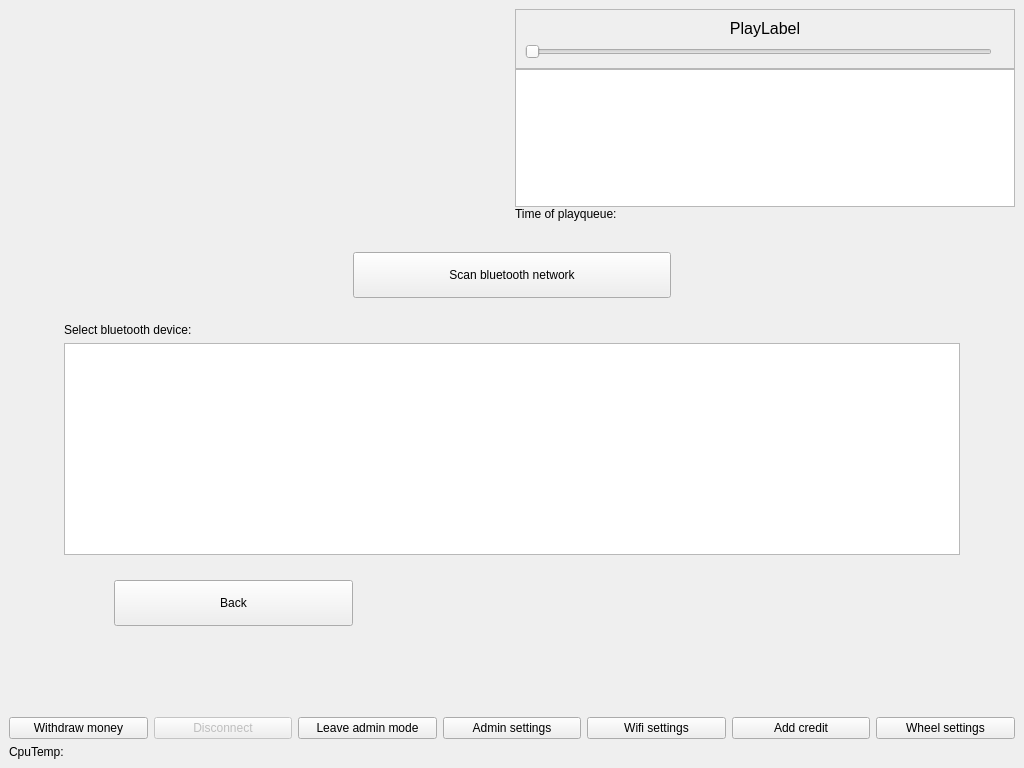
Qt form blue-app/ui/MainWindow.ui (matus-u/sz-bluetooth) before a commit.
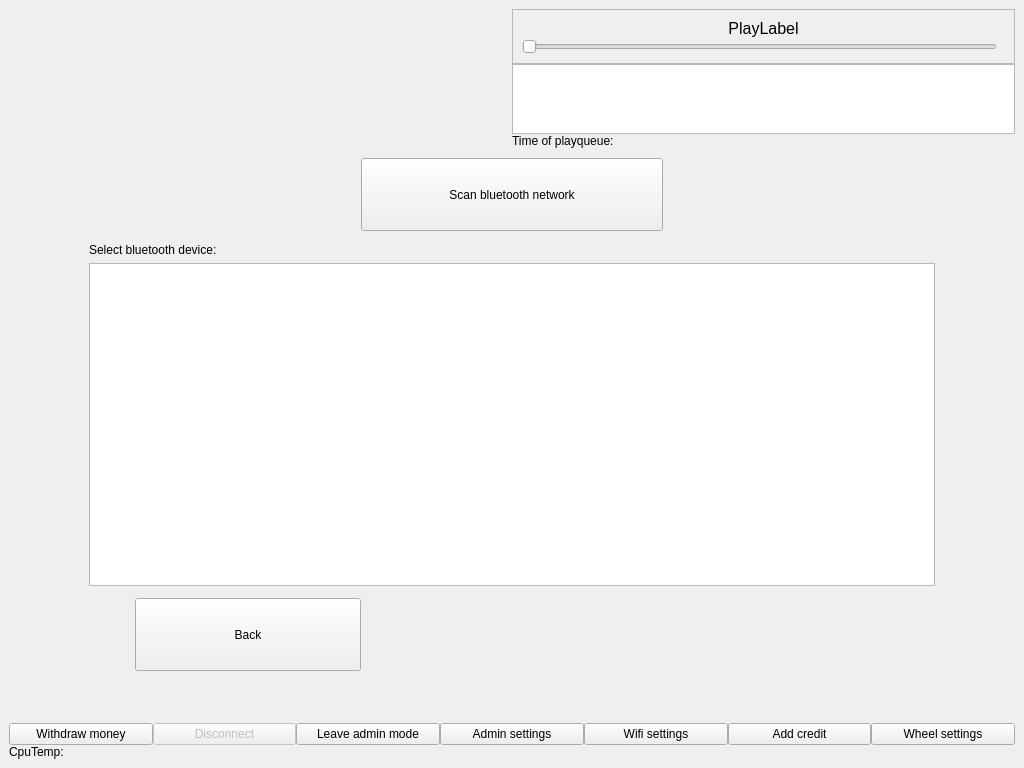
The same form after that commit. The open tabs and pages were chosen to show the change. Icons and pictures are not drawn.

Commit message: update design to fit the screen

```diff
--- a/blue-app/ui/MainWindow.ui
+++ b/blue-app/ui/MainWindow.ui
@@ -10,30 +10,41 @@
     <height>768</height>
    </rect>
   </property>
+  <property name="sizePolicy">
+   <sizepolicy hsizetype="Preferred" vsizetype="Preferred">
+    <horstretch>0</horstretch>
+    <verstretch>0</verstretch>
+   </sizepolicy>
+  </property>
+  <property name="maximumSize">
+   <size>
+    <width>1024</width>
+    <height>775</height>
+   </size>
+  </property>
   <property name="windowTitle">
    <string>MainWindow</string>
   </property>
   <widget class="QWidget" name="centralwidget">
+   <property name="sizePolicy">
+    <sizepolicy hsizetype="Fixed" vsizetype="Fixed">
+     <horstretch>0</horstretch>
+     <verstretch>0</verstretch>
+    </sizepolicy>
+   </property>
    <layout class="QHBoxLayout" name="horizontalLayout_3" stretch="0">
     <item>
-     <layout class="QVBoxLayout" name="verticalLayout" stretch="1,2,0,0,0">
+     <layout class="QVBoxLayout" name="verticalLayout" stretch="1,5,0,0,0">
+      <property name="spacing">
+       <number>0</number>
+      </property>
       <item>
        <layout class="QHBoxLayout" name="horizontalLayout_5">
         <item>
-         <layout class="QVBoxLayout" name="verticalLayout_10" stretch="1,2,2,2,1">
-          <item>
-           <spacer name="verticalSpacer">
-            <property name="orientation">
-             <enum>Qt::Vertical</enum>
-            </property>
-            <property name="sizeHint" stdset="0">
-             <size>
-              <width>20</width>
-              <height>40</height>
-             </size>
-            </property>
-           </spacer>
-          </item>
+         <layout class="QVBoxLayout" name="verticalLayout_10" stretch="0,0,0">
+          <property name="spacing">
+           <number>1</number>
+          </property>
           <item>
            <layout class="QHBoxLayout" name="horizontalLayout_6" stretch="0,0,0">
             <item>
@@ -130,25 +141,15 @@
             </property>
            </widget>
           </item>
-          <item>
-           <spacer name="verticalSpacer_2">
-            <property name="orientation">
-             <enum>Qt::Vertical</enum>
-            </property>
-            <property name="sizeHint" stdset="0">
-             <size>
-              <width>20</width>
-              <height>40</height>
-             </size>
-            </property>
-           </spacer>
-          </item>
          </layout>
         </item>
         <item>
          <layout class="QHBoxLayout" name="horizontalLayout">
+          <property name="spacing">
+           <number>6</number>
+          </property>
           <item>
-           <layout class="QVBoxLayout" name="verticalLayout_3" stretch="1,5,0">
+           <layout class="QVBoxLayout" name="verticalLayout_3" stretch="1,3,0">
             <property name="spacing">
              <number>0</number>
             </property>
@@ -161,6 +162,9 @@
                <enum>QFrame::Raised</enum>
               </property>
               <layout class="QVBoxLayout" name="verticalLayout_6" stretch="0,0">
+               <property name="spacing">
+                <number>1</number>
+               </property>
                <item>
                 <widget class="QLabel" name="playLabel">
                  <property name="sizePolicy">
@@ -429,19 +433,19 @@
         <widget class="QWidget" name="pageBluetooth">
          <layout class="QVBoxLayout" name="verticalLayout_5" stretch="1,5,1">
           <property name="spacing">
-           <number>25</number>
+           <number>2</number>
           </property>
           <property name="leftMargin">
-           <number>25</number>
+           <number>50</number>
           </property>
           <property name="topMargin">
-           <number>25</number>
+           <number>10</number>
           </property>
           <property name="rightMargin">
-           <number>25</number>
+           <number>50</number>
           </property>
           <property name="bottomMargin">
-           <number>25</number>
+           <number>10</number>
           </property>
           <item>
            <layout class="QHBoxLayout" name="horizontalLayout_4" stretch="1,1,1">
@@ -507,9 +511,15 @@
             <property name="leftMargin">
              <number>30</number>
             </property>
+            <property name="topMargin">
+             <number>10</number>
+            </property>
             <property name="rightMargin">
              <number>30</number>
             </property>
+            <property name="bottomMargin">
+             <number>10</number>
+            </property>
             <item>
              <widget class="QLabel" name="bluetoothDeviceLabel">
               <property name="sizePolicy">
@@ -645,6 +655,9 @@
       </item>
       <item>
        <layout class="QVBoxLayout" name="verticalLayout_2">
+        <property name="spacing">
+         <number>0</number>
+        </property>
         <item>
          <widget class="QLabel" name="adminLeaveLabel">
           <property name="text">
```
Left out of the diff: 17 changed lines with no effect on the pictures. The commit also changes 4 other files.
